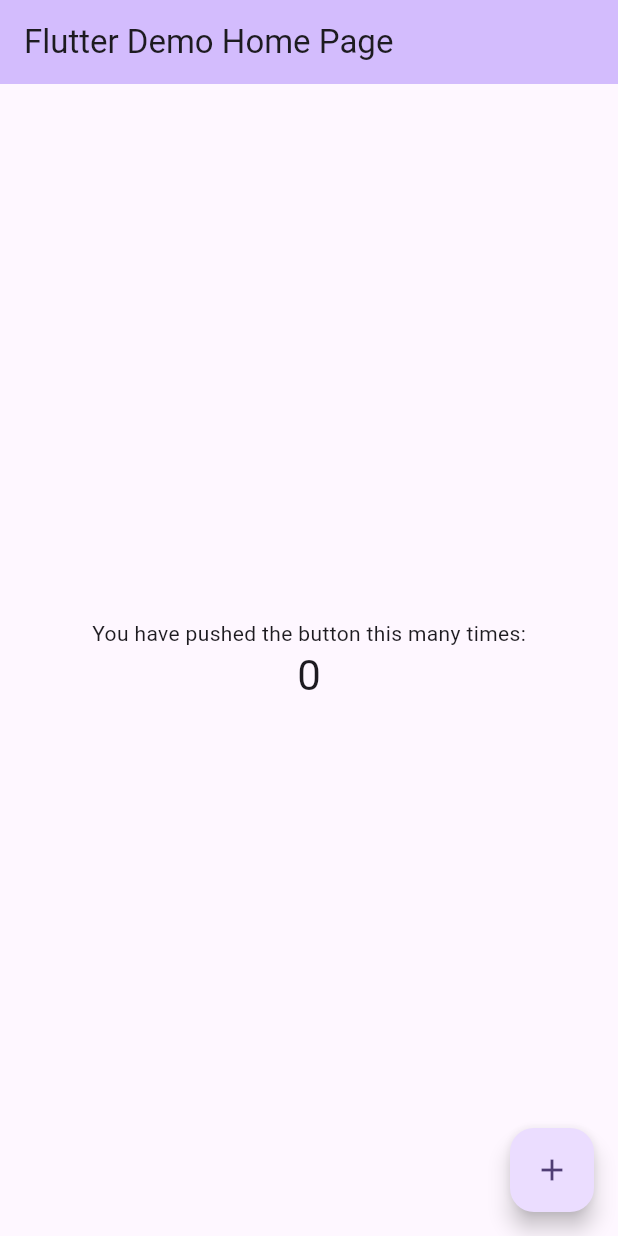
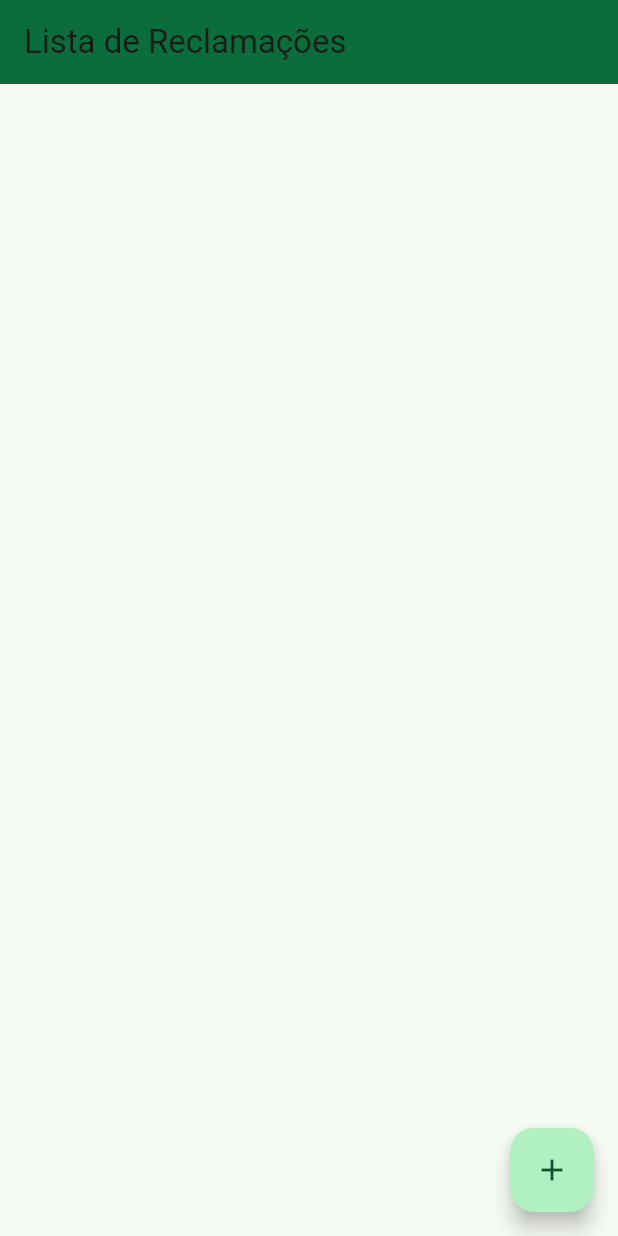
Before and after one commit to vinirecoaro/sos_community, a Flutter app: the screen it shows after launch, on a phone screen of 412 x 824 dp. Run offline on Flutter 3.47's test engine with Material 3 defaults, Android fonts, the light colour scheme and no system bars.

Commit message:
Created claim list component - claim data class and clain list screen

```diff
--- a/lib/main.dart
+++ b/lib/main.dart
@@ -1,4 +1,5 @@
 import 'package:flutter/material.dart';
+import 'package:sos_community/screens/claims_list_screen.dart';
 
 void main() {
   runApp(const MyApp());
@@ -12,114 +13,13 @@
   Widget build(BuildContext context) {
     return MaterialApp(
       title: 'Flutter Demo',
+      debugShowCheckedModeBanner: false,
       theme: ThemeData(
-        // This is the theme of your application.
-        //
-        // TRY THIS: Try running your application with "flutter run". You'll see
-        // the application has a purple toolbar. Then, without quitting the app,
-        // try changing the seedColor in the colorScheme below to Colors.green
-        // and then invoke "hot reload" (save your changes or press the "hot
-        // reload" button in a Flutter-supported IDE, or press "r" if you used
-        // the command line to start the app).
-        //
-        // Notice that the counter didn't reset back to zero; the application
-        // state is not lost during the reload. To reset the state, use hot
-        // restart instead.
-        //
-        // This works for code too, not just values: Most code changes can be
-        // tested with just a hot reload.
-        colorScheme: ColorScheme.fromSeed(seedColor: Colors.deepPurple),
+        colorScheme: ColorScheme.fromSeed(
+            seedColor: const Color.fromARGB(255, 11, 109, 60)),
         useMaterial3: true,
       ),
-      home: const MyHomePage(title: 'Flutter Demo Home Page'),
+      home: const ClaimsListScreen(),
     );
   }
 }
-
-class MyHomePage extends StatefulWidget {
-  const MyHomePage({super.key, required this.title});
-
-  // This widget is the home page of your application. It is stateful, meaning
-  // that it has a State object (defined below) that contains fields that affect
-  // how it looks.
-
-  // This class is the configuration for the state. It holds the values (in this
-  // case the title) provided by the parent (in this case the App widget) and
-  // used by the build method of the State. Fields in a Widget subclass are
-  // always marked "final".
-
-  final String title;
-
-  @override
-  State<MyHomePage> createState() => _MyHomePageState();
-}
-
-class _MyHomePageState extends State<MyHomePage> {
-  int _counter = 0;
-
-  void _incrementCounter() {
-    setState(() {
-      // This call to setState tells the Flutter framework that something has
-      // changed in this State, which causes it to rerun the build method below
-      // so that the display can reflect the updated values. If we changed
-      // _counter without calling setState(), then the build method would not be
-      // called again, and so nothing would appear to happen.
-      _counter++;
-    });
-  }
-
-  @override
-  Widget build(BuildContext context) {
-    // This method is rerun every time setState is called, for instance as done
-    // by the _incrementCounter method above.
-    //
-    // The Flutter framework has been optimized to make rerunning build methods
-    // fast, so that you can just rebuild anything that needs updating rather
-    // than having to individually change instances of widgets.
-    return Scaffold(
-      appBar: AppBar(
-        // TRY THIS: Try changing the color here to a specific color (to
-        // Colors.amber, perhaps?) and trigger a hot reload to see the AppBar
-        // change color while the other colors stay the same.
-        backgroundColor: Theme.of(context).colorScheme.inversePrimary,
-        // Here we take the value from the MyHomePage object that was created by
-        // the App.build method, and use it to set our appbar title.
-        title: Text(widget.title),
-      ),
-      body: Center(
-        // Center is a layout widget. It takes a single child and positions it
-        // in the middle of the parent.
-        child: Column(
-          // Column is also a layout widget. It takes a list of children and
-          // arranges them vertically. By default, it sizes itself to fit its
-          // children horizontally, and tries to be as tall as its parent.
-          //
-          // Column has various properties to control how it sizes itself and
-          // how it positions its children. Here we use mainAxisAlignment to
-          // center the children vertically; the main axis here is the vertical
-          // axis because Columns are vertical (the cross axis would be
-          // horizontal).
-          //
-          // TRY THIS: Invoke "debug painting" (choose the "Toggle Debug Paint"
-          // action in the IDE, or press "p" in the console), to see the
-          // wireframe for each widget.
-          mainAxisAlignment: MainAxisAlignment.center,
-          children: <Widget>[
-            const Text(
-              'You have pushed the button this many times:',
-            ),
-            Text(
-              '$_counter',
-              style: Theme.of(context).textTheme.headlineMedium,
-            ),
-          ],
-        ),
-      ),
-      floatingActionButton: FloatingActionButton(
-        onPressed: _incrementCounter,
-        tooltip: 'Increment',
-        child: const Icon(Icons.add),
-      ), // This trailing comma makes auto-formatting nicer for build methods.
-    );
-  }
-}
--- /dev/null
+++ b/lib/screens/claims_list_screen.dart
@@ -0,0 +1,29 @@
+import 'package:flutter/material.dart';
+
+class ClaimsListScreen extends StatefulWidget {
+  const ClaimsListScreen({super.key});
+
+  @override
+  State<ClaimsListScreen> createState() => _ClaimsListScreenState();
+}
+
+class _ClaimsListScreenState extends State<ClaimsListScreen> {
+  @override
+  Widget build(BuildContext context) {
+    return Scaffold(
+      appBar: AppBar(
+        title: const Text("Lista de Reclamações"),
+        backgroundColor: const Color.fromARGB(255, 11, 109, 60),
+      ),
+      body: Center(
+        child: Column(
+          children: [],
+        ),
+      ),
+      floatingActionButton: FloatingActionButton(
+        onPressed: () {},
+        child: const Icon(Icons.add),
+      ),
+    );
+  }
+}
```
Also changed, not shown: lib/components/claims_list.dart (added, +10 -0 lines), lib/models/claim.dart (added, +16 -0 lines).
